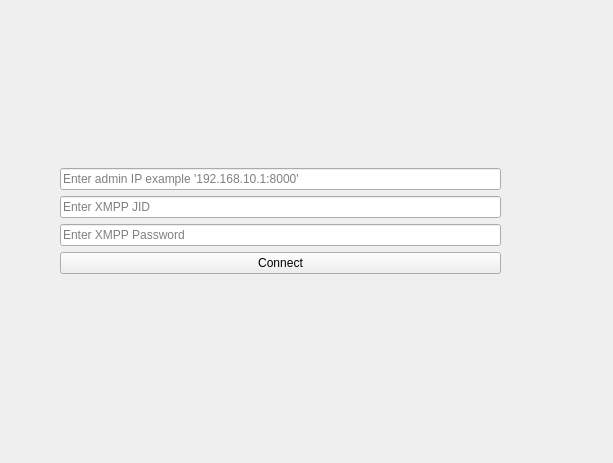
Old version of the form ui/login.ui in the repository HotSushi/IPOP-client.
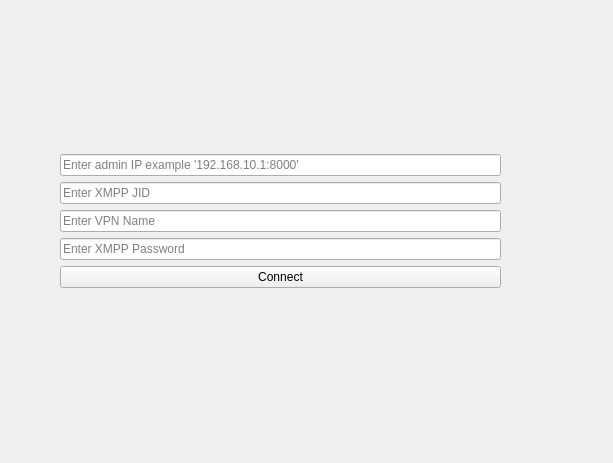
New version of the form.

Diff of the .ui file:
```diff
--- a/ui/login.ui
+++ b/ui/login.ui
@@ -90,6 +90,16 @@
            </property>
           </widget>
          </item>
+         <item>
+          <widget class="QLineEdit" name="xmppVpnTxtbox">
+           <property name="text">
+            <string/>
+           </property>
+           <property name="placeholderText">
+            <string>Enter VPN Name</string>
+           </property>
+          </widget>
+         </item>
          <item>
           <widget class="QLineEdit" name="xmppPwTxtbox">
            <property name="text">
```
